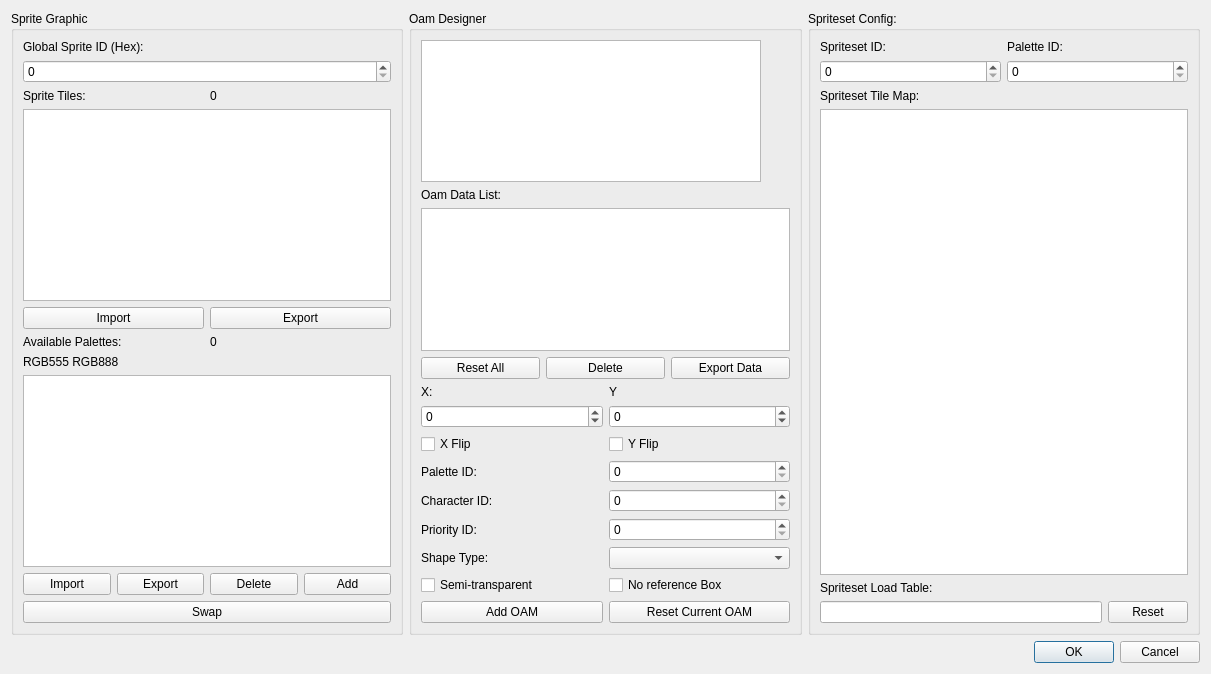
wario-land/WL4Editor, file Dialog/SpritesEditorDialog.ui: the form before one commit.
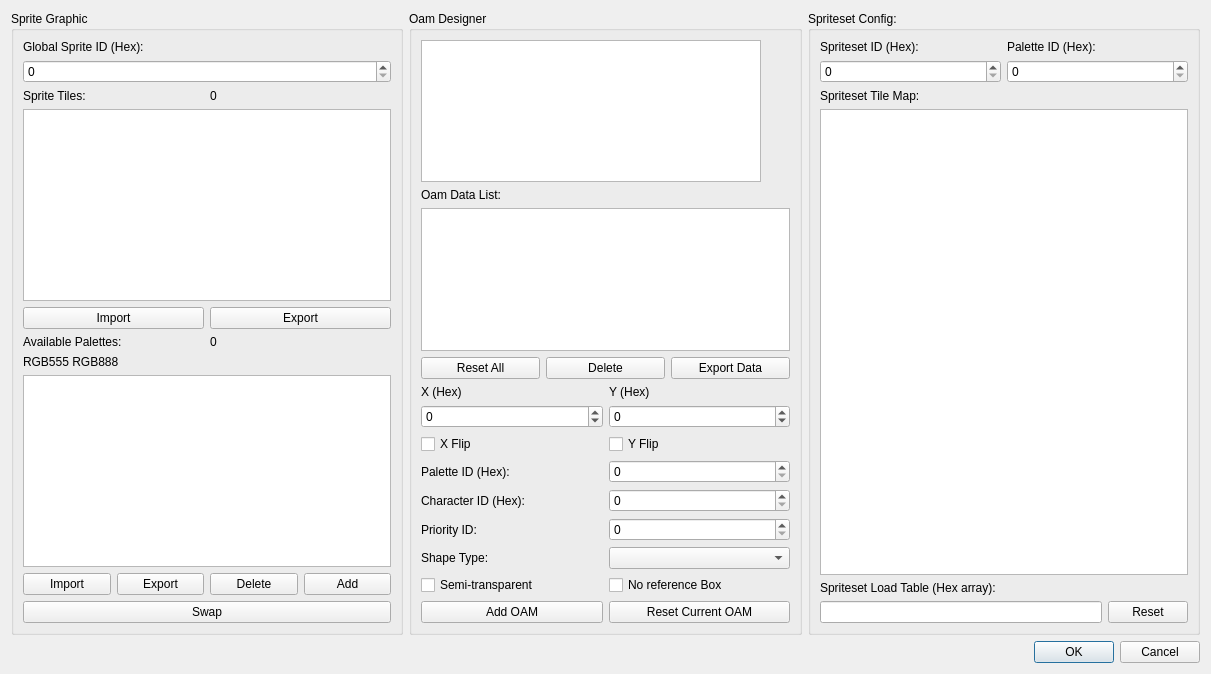
The form after the commit. Custom widgets are drawn as their Qt base class.

Diff of the .ui file:
```diff
--- a/Dialog/SpritesEditorDialog.ui
+++ b/Dialog/SpritesEditorDialog.ui
@@ -256,7 +256,7 @@
           <item row="3" column="0">
            <widget class="QLabel" name="label_OamPal">
             <property name="text">
-             <string>Palette ID:</string>
+             <string>Palette ID (Hex):</string>
             </property>
            </widget>
           </item>
@@ -270,7 +270,7 @@
           <item row="4" column="0">
            <widget class="QLabel" name="label_OAMCharID">
             <property name="text">
-             <string>Character ID:</string>
+             <string>Character ID (Hex):</string>
             </property>
            </widget>
           </item>
@@ -294,14 +294,14 @@
           <item row="0" column="0">
            <widget class="QLabel" name="label_OamX">
             <property name="text">
-             <string>X:</string>
+             <string>X (Hex)</string>
             </property>
            </widget>
           </item>
           <item row="0" column="1">
            <widget class="QLabel" name="label_OamY">
             <property name="text">
-             <string>Y</string>
+             <string>Y (Hex)</string>
             </property>
            </widget>
           </item>
@@ -400,14 +400,14 @@
           <item>
            <widget class="QLabel" name="label_SpritesetID">
             <property name="text">
-             <string>Spriteset ID:</string>
+             <string>Spriteset ID (Hex):</string>
             </property>
            </widget>
           </item>
           <item>
            <widget class="QLabel" name="label_PaletteId">
             <property name="text">
-             <string>Palette ID:</string>
+             <string>Palette ID (Hex):</string>
             </property>
            </widget>
           </item>
@@ -447,7 +447,7 @@
         <item>
          <widget class="QLabel" name="label_SpritesetLoadTable">
           <property name="text">
-           <string>Spriteset Load Table:</string>
+           <string>Spriteset Load Table (Hex array):</string>
           </property>
          </widget>
         </item>
```
Left out of the diff: 18 changed lines with no effect on the pictures.
